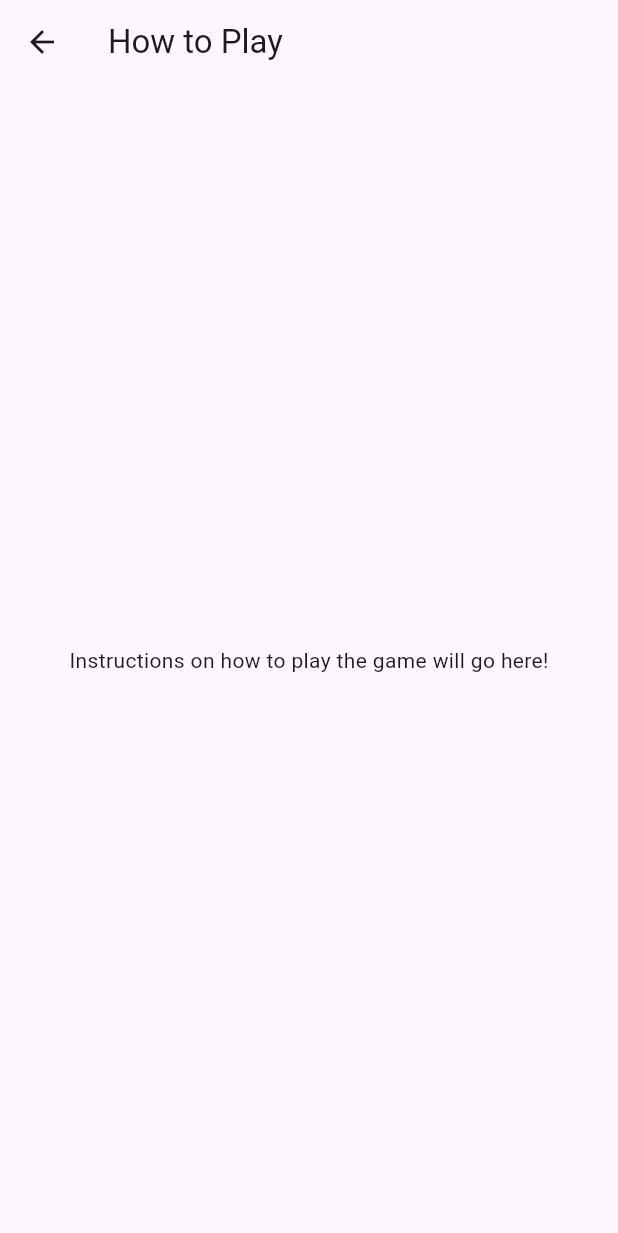
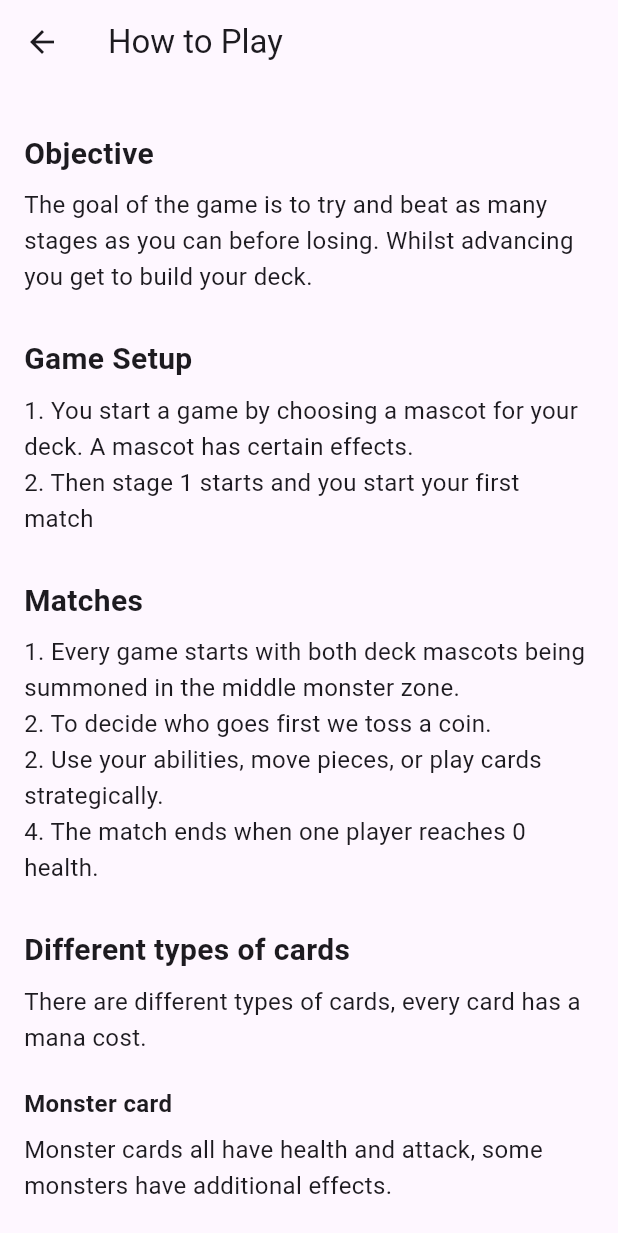
Before and after one commit to DaanJanssen12/CardBattleGame, a Flutter app: the HowToPlayScreen screen opened directly, on a phone screen of 412 x 824 dp. Shown: the top 1233 px of the screen. Run offline on Flutter 3.47's test engine with Material 3 defaults, Android fonts, the phone set to English and light mode, and no system bars; our stand-ins replace audioplayers, font_awesome_flutter; accounts and stored records are empty.

Commit message:
How to play screen

```diff
--- a/card_battle_game/assets/user_data.json
+++ b/card_battle_game/assets/user_data.json
@@ -11,7 +11,8 @@
     "cards":[
         "monster_fire_dog",
         "action_draw",
-        "monster_mushroom_man"
+        "monster_mushroom_man",
+        "action_harvest"
     ],
     "background": "background1.jpg"
 }
--- a/card_battle_game/lib/models/card.dart
+++ b/card_battle_game/lib/models/card.dart
@@ -1,3 +1,6 @@
+import 'dart:math';
+
+import 'package:card_battle_game/models/card_database.dart';
 import 'package:card_battle_game/models/effect.dart';
 import 'package:card_battle_game/models/player.dart';
 import 'package:uuid/uuid.dart';
@@ -210,12 +213,12 @@
 class ActionCard extends GameCard {
   ActionCardType actionCardType;
   int value;
+  String? extraData;
 
   ActionCard(super.name, super.imagePath, super.cost, super.shortDescription,
       super.fullDescription,
       {this.actionCardType = ActionCardType.draw, this.value = 1}) {
     type = 'Action';
-    //id = Uuid().v4();
   }
 
   factory ActionCard.fromJson(Map<String, dynamic> json) {
@@ -230,15 +233,28 @@
       value: json['value'],
     );
     card.id = json['id'];
+    card.extraData = json['extraData'];
     return card;
   }
 
-  void doAction(Player player){
+  Future<void> doAction(Player player) async{
     switch(actionCardType){
       case ActionCardType.draw:
         for(var i = 0; i < value; i++){
           player.drawCard([]);
         }
+      break;
+      case ActionCardType.drawNotFromDeck:
+      print(extraData);
+      var cardIds = extraData!.split(";");
+      print(cardIds);
+      var cards = await CardDatabase.getCards(cardIds);
+      print(cards.length);
+      for(int i = 0; i < value; i++){
+        var cardToAdd = cards[Random().nextInt(cards.length)].clone();
+        cardToAdd.oneTimeUse = true;
+        player.hand.add(cardToAdd);
+      }
       break;
     }
   }
@@ -258,6 +274,7 @@
         name, imagePath, cost, shortDescription, fullDescription,
         actionCardType: actionCardType, value: value);
     card.id = id;
+    card.extraData = extraData;
     return card;
   }
 }
@@ -313,19 +330,19 @@
   // Convert a string to an enum value
   static UpgradeCardType fromString(String str) {
     return UpgradeCardType.values.firstWhere(
-      (e) => e.toString().split('.').last == str.toLowerCase(),
+      (e) => e.toString().split('.').last.toLowerCase() == str.toLowerCase(),
       orElse: () => UpgradeCardType.boostAtk, // Default value
     );
   }
 }
 
-enum ActionCardType { draw }
+enum ActionCardType { draw, drawNotFromDeck }
 
 extension ActionCardTypeExtension on ActionCardType {
   // Convert a string to an enum value
   static ActionCardType fromString(String str) {
     return ActionCardType.values.firstWhere(
-      (e) => e.toString().split('.').last == str.toLowerCase(),
+      (e) => e.toString().split('.').last.toLowerCase() == str.toLowerCase(),
       orElse: () => ActionCardType.draw, // Default value
     );
   }
--- a/card_battle_game/lib/models/card_database.dart
+++ b/card_battle_game/lib/models/card_database.dart
@@ -49,7 +49,7 @@
     return rewards;
   }
 
-  static GameCard getRandomCard({String? type = null}) {
+  static GameCard getRandomCard({String? type}) {
     var rng = Random();
     if (type == null) {
       switch (rng.nextInt(3)) {
--- a/card_battle_game/lib/models/player.dart
+++ b/card_battle_game/lib/models/player.dart
@@ -92,7 +92,7 @@
     for (var monster in monsters.where((w) => w != null)) {
       monster!.startnewTurn();
     }
-    if (deck.isEmpty || deck.length == 0) {
+    if (deck.isEmpty || deck.isEmpty) {
       shuffleDiscardPile();
     }
   }
@@ -140,7 +140,7 @@
     return (true, '');
   }
 
-  void playCard(GameCard card, int monsterZoneIndex, List<String> battleLog) {
+  Future<void> playCard(GameCard card, int monsterZoneIndex, List<String> battleLog) async{
     mana -= card.cost;
     hand.remove(card);
     if (card.isMonster()) {
@@ -151,11 +151,12 @@
       battleLog.add('${card.name} applied to ${monsters[monsterZoneIndex]?.name}');
     }
     if (card.isAction()) {
-      (card as ActionCard).doAction(this);
+      var actionCard = (card as ActionCard);
+      await actionCard.doAction(this);
       battleLog.add('${card.name} played');
     }
 
-    if (!card.isMonster()) {
+    if (!card.isMonster() && !card.oneTimeUse) {
       discardPile.add(card);
     }
   }
--- a/card_battle_game/lib/models/user_storage.dart
+++ b/card_battle_game/lib/models/user_storage.dart
@@ -162,7 +162,7 @@
 
   Future<CpuPlayer> initCPU() async{
     var cpu = CpuPlayer(name: 'Enemy');
-    print('Stage: ${stage}');
+    print('Stage: $stage');
     if(stage <= 1){
       cpu.level = CpuLevels.easy;
       cpu.strategy = CpuStrategy.random;
--- a/card_battle_game/lib/screens/deck_builder_screen.dart
+++ b/card_battle_game/lib/screens/deck_builder_screen.dart
@@ -151,8 +151,9 @@
               spacing: 10, // Horizontal space between cards
               runSpacing: 10, // Vertical space between rows
               children: cards.map((card) {
-                return Draggable<GameCard>(
+                return LongPressDraggable<GameCard>(
                   data: card,
+                  delay: Duration(microseconds: 250),
                   feedback: Material(
                     child: SizedBox(
                       width: 100, // Fixed width for the card
--- a/card_battle_game/lib/screens/how_to_play_screen.dart
+++ b/card_battle_game/lib/screens/how_to_play_screen.dart
@@ -11,11 +11,80 @@
         leading: IconButton(
           icon: Icon(Icons.arrow_back),
           onPressed: () {
-            Navigator.pop(context); // This will go back to the Main Menu
+            Navigator.pop(context); // Go back to the previous screen
           },
         ),
       ),
-      body: Center(child: Text('Instructions on how to play the game will go here!')),
+      body: SingleChildScrollView(
+        padding: EdgeInsets.all(16), // Adds spacing
+        child: Column(
+          crossAxisAlignment: CrossAxisAlignment.start,
+          children: [
+            _buildSectionTitle('Objective'),
+            _buildSectionContent(
+              'The goal of the game is to try and beat as many stages as you can before losing. '
+              'Whilst advancing you get to build your deck.',
+            ),
+            _buildSectionTitle('Game Setup'),
+            _buildSectionContent(
+                '1. You start a game by choosing a mascot for your deck. A mascot has certain effects.\n'
+                '2. Then stage 1 starts and you start your first match'),
+            _buildSectionTitle('Matches'),
+            _buildSectionContent(
+              '1. Every game starts with both deck mascots being summoned in the middle monster zone.\n'
+              '2. To decide who goes first we toss a coin.\n'
+              '2. Use your abilities, move pieces, or play cards strategically.\n'
+              '4. The match ends when one player reaches 0 health.',
+            ),
+            _buildSectionTitle('Different types of cards'),
+            _buildSectionContent(
+                'There are different types of cards, every card has a mana cost.'),
+            _buildSubSectionTitle('Monster card'),
+            _buildSectionContent(
+                'Monster cards all have health and attack, some monsters have additional effects.\n\n'
+                'Every monster can attack once per turn. You attack by dragging the monster onto an opponent monster.\n\n'
+                'If the opponent has no monsters on the board you can attack them directly by dragging your attacking monster onto the opponents infocard. A direct attack does 1 point of damage.'),
+            _buildSubSectionTitle('Upgrade card'),
+            _buildSectionContent(
+                'Upgrade cards are cards that upgrade monsters. You play an upgrade card by dragging it onto a summoned monster.'),
+            _buildSubSectionTitle('Action card'),
+            _buildSectionContent(
+                'Action cards are cards that have all kinds of effects, for example: Draw 1 card.\n\n'
+                'You play an action card by dragging it onto the field.'),
+            SizedBox(height: 20), // Adds spacing at the bottom
+          ],
+        ),
+      ),
+    );
+  }
+
+  Widget _buildSectionTitle(String title) {
+    return Padding(
+      padding: EdgeInsets.only(top: 16, bottom: 8),
+      child: Text(
+        title,
+        style: TextStyle(fontSize: 20, fontWeight: FontWeight.bold),
+      ),
+    );
+  }
+
+  Widget _buildSubSectionTitle(String title) {
+    return Padding(
+      padding: EdgeInsets.only(top: 8, bottom: 8),
+      child: Text(
+        title,
+        style: TextStyle(fontSize: 16, fontWeight: FontWeight.bold),
+      ),
+    );
+  }
+
+  Widget _buildSectionContent(String content) {
+    return Padding(
+      padding: EdgeInsets.only(bottom: 12),
+      child: Text(
+        content,
+        style: TextStyle(fontSize: 16, height: 1.5),
+      ),
     );
   }
 }
--- a/card_battle_game/lib/screens/user_profile_screen.dart
+++ b/card_battle_game/lib/screens/user_profile_screen.dart
@@ -1,7 +1,6 @@
 import 'package:card_battle_game/models/user_storage.dart';
 import 'package:card_battle_game/screens/main_menu.dart';
 import 'package:flutter/material.dart';
-import 'package:image_picker/image_picker.dart';
 import 'dart:io';
 
 class UserProfileScreen extends StatefulWidget {
--- a/card_battle_game/lib/services/notification_service.dart
+++ b/card_battle_game/lib/services/notification_service.dart
@@ -5,7 +5,7 @@
   static Future<void> showDialogMessage(BuildContext context, String message, {String title = 'Notification', Function? callback}) async {
     return showDialog<void>(
       context: context,
-      barrierDismissible: true, // Allow dismiss on tap outside
+      barrierDismissible: false, // Allow dismiss on tap outside
       builder: (BuildContext context) {
         return AlertDialog(
           title: Text(title),
--- a/card_battle_game/lib/widgets/game_board_widget.dart
+++ b/card_battle_game/lib/widgets/game_board_widget.dart
@@ -6,6 +6,7 @@
 class GameBoardWidget extends StatefulWidget {
   final Player player;
   final Player enemy;
+  final bool isPlayersTurn;
   final Function(GameCard, int) onCardDrop;
   final Function(GameCard) onCardTap;
   final Function(MonsterCard, Player, int) onMonsterAttack;
@@ -14,6 +15,7 @@
     super.key,
     required this.player,
     required this.enemy,
+    required this.isPlayersTurn,
     required this.onCardDrop,
     required this.onCardTap,
     required this.onMonsterAttack,
@@ -61,7 +63,7 @@
                           height: MediaQuery.of(context).size.height * 0.20,
                           child: DragTarget<MonsterCard>(
                             onWillAcceptWithDetails: (details) {
-                              return widget.enemy.monsters[index] != null &&
+                              return widget.isPlayersTurn && widget.enemy.monsters[index] != null &&
                                   draggingMonster != null &&
                                   draggingMonster!.canAttack();
                             },
@@ -93,7 +95,7 @@
                       child: SizedBox(
                           height: MediaQuery.of(context).size.height * 0.20,
                           child: DragTarget<GameCard>(
-                            onWillAcceptWithDetails: (details) => details.data
+                            onWillAcceptWithDetails: (details) => widget.isPlayersTurn && details.data
                                 .canBePlayed(), // Accept any draggable card
                             onAcceptWithDetails: (details) {
                               // Place card in player's monster zone if it's a monster card
--- a/card_battle_game/lib/widgets/player_hand_widget.dart
+++ b/card_battle_game/lib/widgets/player_hand_widget.dart
@@ -27,8 +27,9 @@
             padding: EdgeInsets.symmetric(horizontal: 8),
             child: GestureDetector(
               onTap: () => onCardTap(card),
-              child: Draggable<GameCard>(
+              child: LongPressDraggable<GameCard>(
                 data: card,
+                delay: Duration(milliseconds: 100),
                 feedback: Material(
                   color: Colors.transparent,
                   child: Container(
```
Also changed, not shown: card_battle_game/assets/card_database.json (+34 -0 lines), card_battle_game/lib/models/cpu.dart (+7 -3 lines), card_battle_game/lib/screens/game_screen.dart (+5 -5 lines), card_battle_game/assets/images/actions/Harvest.png (added), card_battle_game/assets/images/upgrades/Blueberry.png (added), card_battle_game/assets/images/upgrades/Raspberry.png (added).
